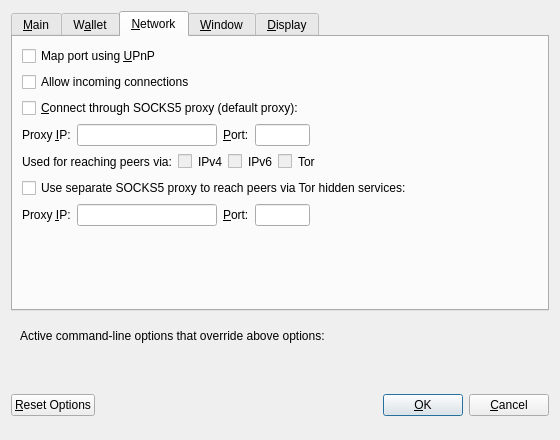
Above: src/qt/forms/optionsdialog.ui from LIMXTEC/DUST before the change. Below: the same form after it.
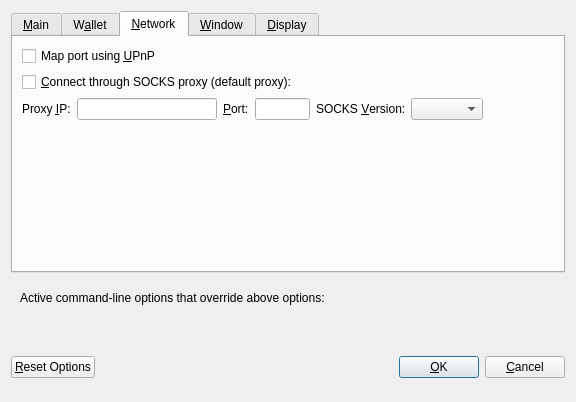
That is the form after the change. The open tabs and pages were chosen to show the change. Custom widgets are drawn as their Qt base class.

What changed in the file:
```diff
--- a/src/qt/forms/optionsdialog.ui
+++ b/src/qt/forms/optionsdialog.ui
@@ -6,8 +6,8 @@
    <rect>
     <x>0</x>
     <y>0</y>
-    <width>560</width>
-    <height>440</height>
+    <width>576</width>
+    <height>402</height>
    </rect>
   </property>
   <property name="windowTitle">
@@ -196,23 +196,13 @@
          </property>
         </widget>
        </item>
-       <item>
-        <widget class="QCheckBox" name="allowIncoming">
-         <property name="toolTip">
-          <string>Accept connections from outside</string>
-         </property>
-         <property name="text">
-          <string>Allow incoming connections</string>
-         </property>
-        </widget>
-       </item>
        <item>
         <widget class="QCheckBox" name="connectSocks">
          <property name="toolTip">
           <string>Connect to the Bitsend network through a SOCKS5 proxy.</string>
          </property>
          <property name="text">
-          <string>&amp;Connect through SOCKS5 proxy (default proxy):</string>
+          <string>&amp;Connect through SOCKS proxy (default proxy):</string>
          </property>
         </widget>
        </item>
@@ -282,6 +272,26 @@
            </property>
           </widget>
          </item>
+         <item>
+          <widget class="QLabel" name="socksVersionLabel">
+           <property name="text">
+            <string>SOCKS &amp;Version:</string>
+           </property>
+           <property name="textFormat">
+            <enum>Qt::PlainText</enum>
+           </property>
+           <property name="buddy">
+            <cstring>socksVersion</cstring>
+           </property>
+          </widget>
+         </item>
+         <item>
+          <widget class="QValueComboBox" name="socksVersion">
+           <property name="toolTip">
+            <string>SOCKS version of the proxy (e.g. 5)</string>
+           </property>
+          </widget>
+         </item>
          <item>
           <spacer name="horizontalSpacer_1_Network">
            <property name="orientation">
@@ -297,193 +307,6 @@
          </item>
         </layout>
        </item>
-       <item>
-        <layout class="QHBoxLayout" name="horizontalLayout_2_Network">
-         <item>
-          <widget class="QLabel" name="proxyActiveNets">
-           <property name="text">
-            <string>Used for reaching peers via:</string>
-           </property>
-           <property name="textFormat">
-            <enum>Qt::PlainText</enum>
-           </property>
-          </widget>
-         </item>
-         <item>
-          <widget class="QCheckBox" name="proxyReachIPv4">
-           <property name="enabled">
-            <bool>false</bool>
-           </property>
-           <property name="toolTip">
-            <string>Shows, if the supplied default SOCKS5 proxy is used to reach peers via this network type.</string>
-           </property>
-           <property name="text">
-            <string/>
-           </property>
-          </widget>
-         </item>
-         <item>
-          <widget class="QLabel" name="proxyReachIPv4Label">
-           <property name="text">
-            <string>IPv4</string>
-           </property>
-           <property name="textFormat">
-            <enum>Qt::PlainText</enum>
-           </property>
-          </widget>
-         </item>
-         <item>
-          <widget class="QCheckBox" name="proxyReachIPv6">
-           <property name="enabled">
-            <bool>false</bool>
-           </property>
-           <property name="toolTip">
-            <string>Shows, if the supplied default SOCKS5 proxy is used to reach peers via this network type.</string>
-           </property>
-           <property name="text">
-            <string/>
-           </property>
-          </widget>
-         </item>
-         <item>
-          <widget class="QLabel" name="proxyReachIPv6Label">
-           <property name="text">
-            <string>IPv6</string>
-           </property>
-           <property name="textFormat">
-            <enum>Qt::PlainText</enum>
-           </property>
-          </widget>
-         </item>
-         <item>
-          <widget class="QCheckBox" name="proxyReachTor">
-           <property name="enabled">
-            <bool>false</bool>
-           </property>
-           <property name="toolTip">
-            <string>Shows, if the supplied default SOCKS5 proxy is used to reach peers via this network type.</string>
-           </property>
-           <property name="text">
-            <string/>
-           </property>
-          </widget>
-         </item>
-         <item>
-          <widget class="QLabel" name="proxyReachTorLabel">
-           <property name="text">
-            <string>Tor</string>
-           </property>
-           <property name="textFormat">
-            <enum>Qt::PlainText</enum>
-           </property>
-          </widget>
-         </item>
-         <item>
-          <spacer name="horizontalSpacer_2_Network">
-           <property name="orientation">
-            <enum>Qt::Horizontal</enum>
-           </property>
-           <property name="sizeHint" stdset="0">
-            <size>
-             <width>40</width>
-             <height>20</height>
-            </size>
-           </property>
-          </spacer>
-         </item>
-        </layout>
-       </item>
-       <item>
-        <widget class="QCheckBox" name="connectSocksTor">
-         <property name="toolTip">
-          <string>Connect to the Bitsend network through a separate SOCKS5 proxy for Tor hidden services.</string>
-         </property>
-         <property name="text">
-          <string>Use separate SOCKS5 proxy to reach peers via Tor hidden services:</string>
-         </property>
-        </widget>
-       </item>
-       <item>
-        <layout class="QHBoxLayout" name="horizontalLayout_3_Network">
-         <item>
-          <widget class="QLabel" name="proxyIpTorLabel">
-           <property name="text">
-            <string>Proxy &amp;IP:</string>
-           </property>
-           <property name="textFormat">
-            <enum>Qt::PlainText</enum>
-           </property>
-           <property name="buddy">
-            <cstring>proxyIpTor</cstring>
-           </property>
-          </widget>
-         </item>
-         <item>
-          <widget class="QValidatedLineEdit" name="proxyIpTor">
-           <property name="minimumSize">
-            <size>
-             <width>140</width>
-             <height>0</height>
-            </size>
-           </property>
-           <property name="maximumSize">
-            <size>
-             <width>140</width>
-             <height>16777215</height>
-            </size>
-           </property>
-           <property name="toolTip">
-            <string>IP address of the proxy (e.g. IPv4: 127.0.0.1 / IPv6: ::1)</string>
-           </property>
-          </widget>
-         </item>
-         <item>
-          <widget class="QLabel" name="proxyPortTorLabel">
-           <property name="text">
-            <string>&amp;Port:</string>
-           </property>
-           <property name="textFormat">
-            <enum>Qt::PlainText</enum>
-           </property>
-           <property name="buddy">
-            <cstring>proxyPortTor</cstring>
-           </property>
-          </widget>
-         </item>
-         <item>
-          <widget class="QLineEdit" name="proxyPortTor">
-           <property name="minimumSize">
-            <size>
-             <width>55</width>
-             <height>0</height>
-            </size>
-           </property>
-           <property name="maximumSize">
-            <size>
-             <width>55</width>
-             <height>16777215</height>
-            </size>
-           </property>
-           <property name="toolTip">
-            <string>Port of the proxy (e.g. 9050)</string>
-           </property>
-          </widget>
-         </item>
-         <item>
-          <spacer name="horizontalSpacer_4_Network">
-           <property name="orientation">
-            <enum>Qt::Horizontal</enum>
-           </property>
-           <property name="sizeHint" stdset="0">
-            <size>
-             <width>40</width>
-             <height>20</height>
-            </size>
-           </property>
-          </spacer>
-         </item>
-        </layout>
-       </item>
        <item>
         <spacer name="verticalSpacer_Network">
          <property name="orientation">
@@ -774,12 +597,6 @@
        <property name="text">
         <string>&amp;OK</string>
        </property>
-       <property name="autoDefault">
-        <bool>false</bool>
-       </property>
-       <property name="default">
-        <bool>true</bool>
-       </property>
       </widget>
      </item>
      <item>
@@ -797,6 +614,12 @@
   </layout>
  </widget>
  <customwidgets>
+  <customwidget>
+   <class>BitcoinAmountField</class>
+   <extends>QLineEdit</extends>
+   <header>bitcoinamountfield.h</header>
+   <container>1</container>
+  </customwidget>
   <customwidget>
    <class>QValidatedLineEdit</class>
    <extends>QLineEdit</extends>
```
Left out of the diff: 213 changed lines with no effect on the pictures.
